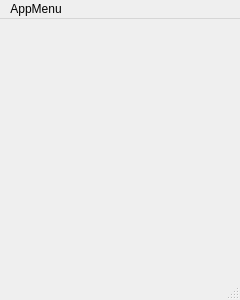
First picture: the form in src/ui/mainwindow.ui, repository CopyPlusPlus/CopyPlusPlus-Qt, before the edit.
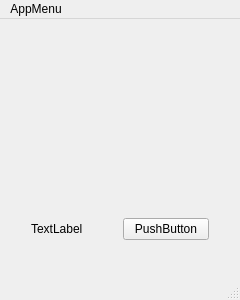
Second picture: the form after the edit. Custom widgets are drawn as their Qt base class.

The edit to the form file:
```diff
--- a/src/ui/mainwindow.ui
+++ b/src/ui/mainwindow.ui
@@ -58,6 +58,44 @@
       </property>
      </spacer>
     </item>
+    <item>
+     <widget class="QWidget" name="bottomWidget" native="true">
+      <property name="minimumSize">
+       <size>
+        <width>0</width>
+        <height>80</height>
+       </size>
+      </property>
+      <layout class="QHBoxLayout" name="bottomWidgetLayout">
+       <property name="leftMargin">
+        <number>22</number>
+       </property>
+       <property name="topMargin">
+        <number>0</number>
+       </property>
+       <property name="rightMargin">
+        <number>22</number>
+       </property>
+       <property name="bottomMargin">
+        <number>0</number>
+       </property>
+       <item>
+        <widget class="QLabel" name="label">
+         <property name="text">
+          <string>TextLabel</string>
+         </property>
+        </widget>
+       </item>
+       <item>
+        <widget class="QtMaterialFlatButton" name="pushButton">
+         <property name="text">
+          <string>PushButton</string>
+         </property>
+        </widget>
+       </item>
+      </layout>
+     </widget>
+    </item>
    </layout>
   </widget>
   <widget class="QMenuBar" name="menubar">
```
